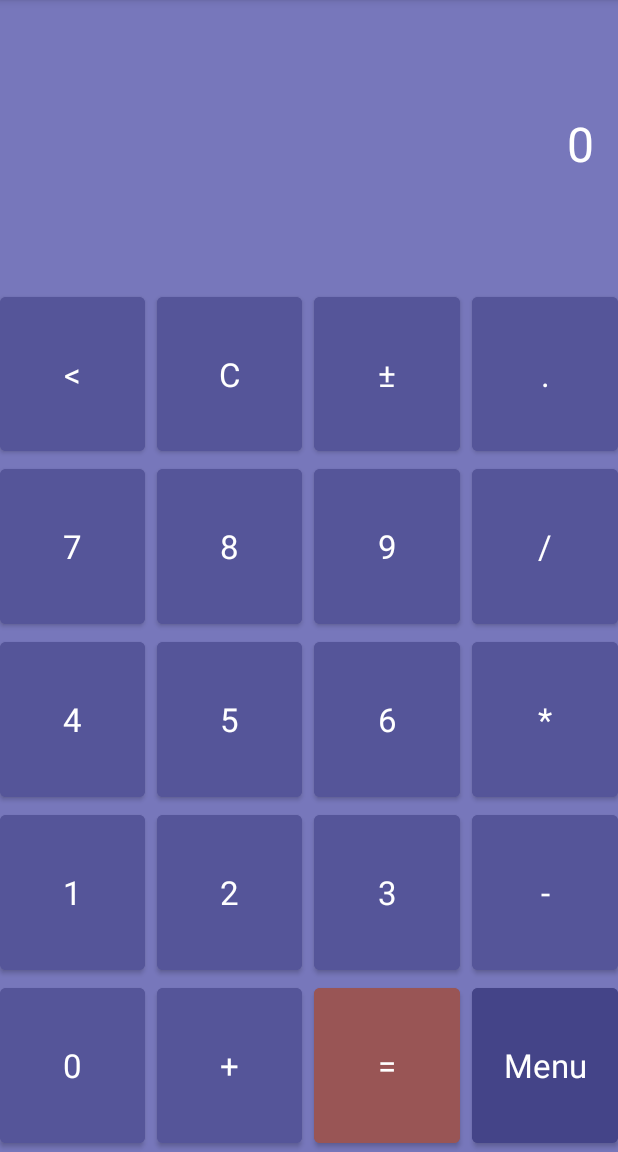
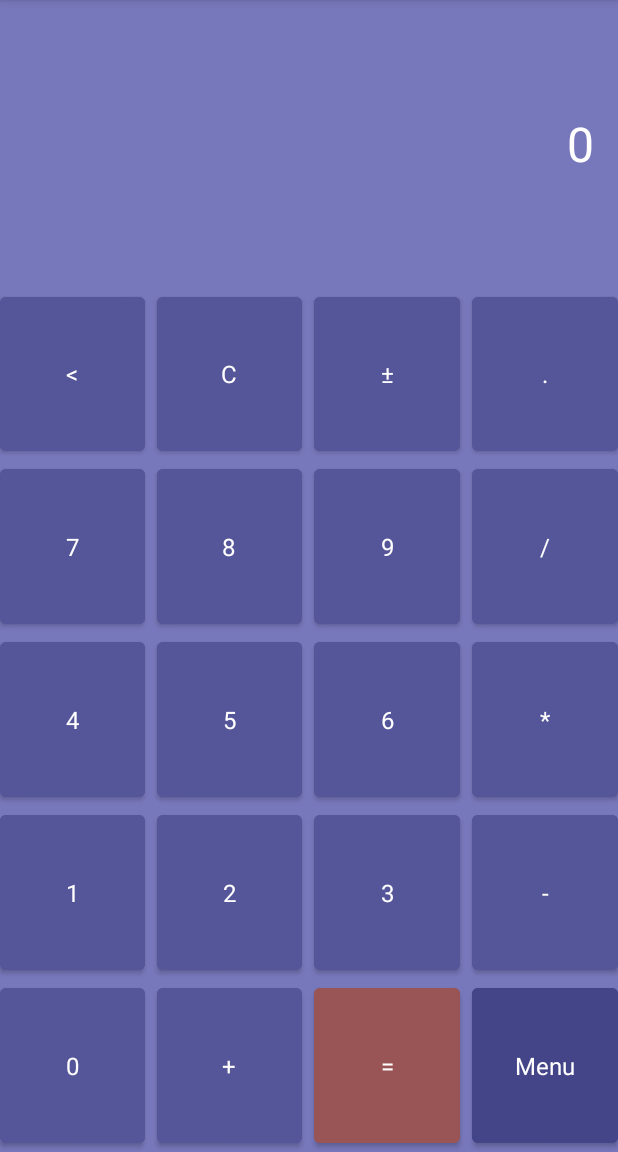
Before and after one commit to KZielinskii/Kalkulator, an Android app: the Calculator screen opened directly, with no data from a screen before it, on a phone screen of 412 x 824 dp, the part 84-1236 px from its top. Run offline under Robolectric (Android 15) with nearby library versions, the phone set to English and light mode, and no system bars.

Commit message:
Improved font for tablet, option to change the sign of a number, removal of unnecessary restrictions in scientific calculator

```diff
--- a/app/src/main/java/com/example/kalkulator/Info.java
+++ b/app/src/main/java/com/example/kalkulator/Info.java
@@ -17,7 +17,9 @@ public class Info extends AppCompatActivity {
         backToMenu.setOnClickListener(view ->
         {
             Intent intent = new Intent(Info.this, MainActivity.class);
+            intent.addFlags(Intent.FLAG_ACTIVITY_CLEAR_TASK | Intent.FLAG_ACTIVITY_NEW_TASK);
             startActivity(intent);
+            finish();
         });
     }
 }
--- a/app/src/main/java/com/example/kalkulator/MainActivity.java
+++ b/app/src/main/java/com/example/kalkulator/MainActivity.java
@@ -21,20 +21,26 @@ public class MainActivity extends AppCompatActivity {
         buttonCalc1.setOnClickListener(view ->
         {
             Intent intent = new Intent(MainActivity.this, Calculator.class);
+            intent.addFlags(Intent.FLAG_ACTIVITY_CLEAR_TASK | Intent.FLAG_ACTIVITY_NEW_TASK);
             startActivity(intent);
+            finish();
         });
 
 
         buttonCalc2.setOnClickListener(view ->
         {
             Intent intent = new Intent(MainActivity.this, CalculatorScientific.class);
+            intent.addFlags(Intent.FLAG_ACTIVITY_CLEAR_TASK | Intent.FLAG_ACTIVITY_NEW_TASK);
             startActivity(intent);
+            finish();
         });
 
         buttonInfo.setOnClickListener(view ->
         {
             Intent intent = new Intent(MainActivity.this, Info.class);
+            intent.addFlags(Intent.FLAG_ACTIVITY_CLEAR_TASK | Intent.FLAG_ACTIVITY_NEW_TASK);
             startActivity(intent);
+            finish();
         });
 
         buttonExit.setOnClickListener(view ->
--- a/app/src/main/res/layout/activity_calculator.xml
+++ b/app/src/main/res/layout/activity_calculator.xml
@@ -21,7 +21,7 @@
             android:layout_weight="0.25"
             android:gravity="center"
             android:orientation="horizontal"
-            android:padding="16dp">
+            android:padding="@dimen/normal_size">
 
             <TextView
                 android:id="@+id/result"
@@ -51,6 +51,7 @@
                 android:backgroundTint="#555599"
                 android:text="&lt;"
                 android:textAppearance="@style/TextAppearance.AppCompat.Large"
+                android:textSize="@dimen/normal_size"
                 android:visibility="visible"
                 android:layout_marginEnd="8dp" />
 
@@ -62,6 +63,7 @@
                 android:backgroundTint="#555599"
                 android:text="C"
                 android:textAppearance="@style/TextAppearance.AppCompat.Large"
+                android:textSize="@dimen/normal_size"
                 android:visibility="visible"
                 android:layout_marginEnd="8dp"/>
 
@@ -73,6 +75,7 @@
                 android:backgroundTint="#555599"
                 android:text="±"
                 android:textAppearance="@style/TextAppearance.AppCompat.Large"
+                android:textSize="@dimen/normal_size"
                 android:visibility="visible"
                 android:layout_marginEnd="8dp"/>
 
@@ -84,6 +87,7 @@
                 android:backgroundTint="#555599"
                 android:text="."
                 android:textAppearance="@style/TextAppearance.AppCompat.Large"
+                android:textSize="@dimen/normal_size"
                 android:visibility="visible" />
 
         </LinearLayout>
@@ -103,6 +107,7 @@
                 android:backgroundTint="#555599"
                 android:text="7"
                 android:textAppearance="@style/TextAppearance.AppCompat.Large"
+                android:textSize="@dimen/normal_size"
                 android:visibility="visible"
                 android:layout_marginEnd="8dp"/>
 
@@ -114,6 +119,7 @@
                 android:backgroundTint="#555599"
                 android:text="8"
                 android:textAppearance="@style/TextAppearance.AppCompat.Large"
+                android:textSize="@dimen/normal_size"
                 android:visibility="visible"
                 android:layout_marginEnd="8dp"/>
 
@@ -125,6 +131,7 @@
                 android:backgroundTint="#555599"
                 android:text="9"
                 android:textAppearance="@style/TextAppearance.AppCompat.Large"
+                android:textSize="@dimen/normal_size"
                 android:visibility="visible"
                 android:layout_marginEnd="8dp"/>
 
@@ -136,6 +143,7 @@
                 android:backgroundTint="#555599"
                 android:text="/"
                 android:textAppearance="@style/TextAppearance.AppCompat.Large"
+                android:textSize="@dimen/normal_size"
                 android:visibility="visible"
                 />
 
@@ -156,6 +164,7 @@
                 android:backgroundTint="#555599"
                 android:text="4"
                 android:textAppearance="@style/TextAppearance.AppCompat.Large"
+                android:textSize="@dimen/normal_size"
                 android:visibility="visible"
                 android:layout_marginEnd="8dp"/>
 
@@ -167,6 +176,7 @@
                 android:backgroundTint="#555599"
                 android:text="5"
                 android:textAppearance="@style/TextAppearance.AppCompat.Large"
+                android:textSize="@dimen/normal_size"
                 android:visibility="visible"
                 android:layout_marginEnd="8dp"/>
 
@@ -178,6 +188,7 @@
                 android:backgroundTint="#555599"
                 android:text="6"
                 android:textAppearance="@style/TextAppearance.AppCompat.Large"
+                android:textSize="@dimen/normal_size"
                 android:visibility="visible"
                 android:layout_marginEnd="8dp"/>
 
@@ -189,6 +200,7 @@
                 android:backgroundTint="#555599"
                 android:text="*"
                 android:textAppearance="@style/TextAppearance.AppCompat.Large"
+                android:textSize="@dimen/normal_size"
                 android:visibility="visible" />
 
         </LinearLayout>
@@ -208,6 +220,7 @@
                 android:backgroundTint="#555599"
                 android:text="1"
                 android:textAppearance="@style/TextAppearance.AppCompat.Large"
+                android:textSize="@dimen/normal_size"
                 android:visibility="visible"
                 android:layout_marginEnd="8dp"/>
 
@@ -219,6 +232,7 @@
                 android:backgroundTint="#555599"
                 android:text="2"
                 android:textAppearance="@style/TextAppearance.AppCompat.Large"
+                android:textSize="@dimen/normal_size"
                 android:visibility="visible"
                 android:layout_marginEnd="8dp"/>
 
@@ -230,6 +244,7 @@
                 android:backgroundTint="#555599"
                 android:text="3"
                 android:textAppearance="@style/TextAppearance.AppCompat.Large"
+                android:textSize="@dimen/normal_size"
                 android:visibility="visible"
                 android:layout_marginEnd="8dp"/>
 
@@ -241,6 +256,7 @@
                 android:backgroundTint="#555599"
                 android:text="-"
                 android:textAppearance="@style/TextAppearance.AppCompat.Large"
+                android:textSize="@dimen/normal_size"
                 android:visibility="visible" />
 
         </LinearLayout>
@@ -260,6 +276,7 @@
                 android:backgroundTint="#555599"
                 android:text="0"
                 android:textAppearance="@style/TextAppearance.AppCompat.Large"
+                android:textSize="@dimen/normal_size"
                 android:visibility="visible"
                 android:layout_marginEnd="8dp"/>
 
@@ -271,6 +288,7 @@
                 android:backgroundTint="#555599"
                 android:text="+"
                 android:textAppearance="@style/TextAppearance.AppCompat.Large"
+                android:textSize="@dimen/normal_size"
                 android:visibility="visible"
                 android:layout_marginEnd="8dp"/>
 
@@ -282,6 +300,7 @@
                 android:backgroundTint="#995555"
                 android:text="="
                 android:textAppearance="@style/TextAppearance.AppCompat.Large"
+                android:textSize="@dimen/normal_size"
                 android:visibility="visible"
                 android:layout_marginEnd="8dp"/>
 
@@ -293,6 +312,7 @@
                 android:backgroundTint="#444488"
                 android:text="Menu"
                 android:textAppearance="@style/TextAppearance.AppCompat.Large"
+                android:textSize="@dimen/normal_size"
                 android:visibility="visible" />
 
         </LinearLayout>
--- /dev/null
+++ b/app/src/main/res/values-sw600dp/colors.xml
@@ -0,0 +1,10 @@
+<?xml version="1.0" encoding="utf-8"?>
+<resources>
+    <color name="purple_200">#FFBB86FC</color>
+    <color name="purple_500">#FF6200EE</color>
+    <color name="purple_700">#FF3700B3</color>
+    <color name="teal_200">#FF03DAC5</color>
+    <color name="teal_700">#FF018786</color>
+    <color name="black">#FF000000</color>
+    <color name="white">#FFFFFFFF</color>
+</resources>
--- /dev/null
+++ b/app/src/main/res/values-sw600dp/dimens.xml
@@ -0,0 +1,4 @@
+<?xml version="1.0" encoding="utf-8"?>
+<resources>
+    <dimen name="normal_size">32dp</dimen>
+</resources>
--- /dev/null
+++ b/app/src/main/res/values-sw600dp/themes.xml
@@ -0,0 +1,16 @@
+<resources xmlns:tools="http://schemas.android.com/tools">
+    <!-- Base application theme. -->
+    <style name="Theme.Kalkulator" parent="Theme.MaterialComponents.DayNight.DarkActionBar">
+        <!-- Primary brand color. -->
+        <item name="colorPrimary">@color/purple_500</item>
+        <item name="colorPrimaryVariant">@color/purple_700</item>
+        <item name="colorOnPrimary">@color/white</item>
+        <!-- Secondary brand color. -->
+        <item name="colorSecondary">@color/teal_200</item>
+        <item name="colorSecondaryVariant">@color/teal_700</item>
+        <item name="colorOnSecondary">@color/black</item>
+        <!-- Status bar color. -->
+        <item name="android:statusBarColor">?attr/colorPrimaryVariant</item>
+        <!-- Customize your theme here. -->
+    </style>
+</resources>
--- /dev/null
+++ b/app/src/main/res/values/dimens.xml
@@ -0,0 +1,4 @@
+<?xml version="1.0" encoding="utf-8"?>
+<resources>
+    <dimen name="normal_size">16dp</dimen>
+</resources>
```
Also changed, not shown: app/src/main/java/com/example/kalkulator/Calculator.java (+53 -6 lines), app/src/main/java/com/example/kalkulator/CalculatorScientific.java (+62 -37 lines), app/src/main/res/layout/activity_calculator_scientific.xml (+29 -29 lines), app/src/main/res/values-sw600dp/strings.xml (added, +18 -0 lines).
